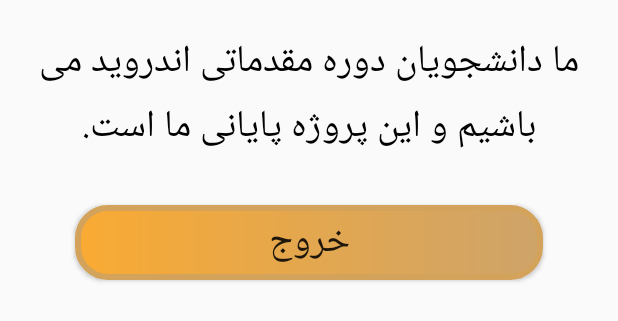
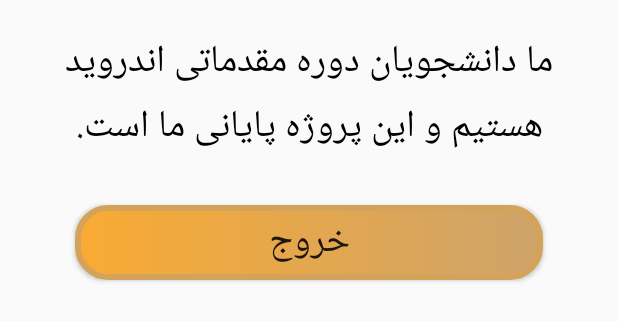
Before and after one commit to MIMO353/First-Code, an Android app: the layout dialog_layout.xml on its own in the app's theme, with its tools: preview values and no code run, on a phone screen of 412 x 824 dp. Shown: the top 321 px of the screen. Run offline under Robolectric (Android 15) with nearby library versions, the phone set to English and light mode, and no system bars.

```diff
--- a/app/src/main/java/com/example/finalproject1/LoginActivity.java
+++ b/app/src/main/java/com/example/finalproject1/LoginActivity.java
@@ -71,6 +71,7 @@ public class LoginActivity extends AppCompatActivity {
                     startActivity(intent);
                     //ذخیره حالت ورود برای چک کردن ورود نخست در فضای اشتراکی
                     editor.putBoolean("loginCheck",true);
+                    editor.commit();
                     //خاتمه صفحه
                     finish();
                 }
--- a/app/src/main/res/layout/activity_calculator.xml
+++ b/app/src/main/res/layout/activity_calculator.xml
@@ -16,7 +16,7 @@
         android:layout_width="match_parent"
         android:layout_height="wrap_content"
         android:ems="10"
-        android:inputType="textPersonName"
+        android:inputType="number"
         android:hint="عدد اول"
         android:textSize="25dp"/>
 
@@ -27,7 +27,7 @@
         android:layout_width="match_parent"
         android:layout_height="wrap_content"
         android:ems="10"
-        android:inputType="textPersonName"
+        android:inputType="number"
         android:hint="عدد دوم"
         android:textSize="25dp"/>
 
--- a/app/src/main/res/values/strings.xml
+++ b/app/src/main/res/values/strings.xml
@@ -1,6 +1,6 @@
 <resources>
     <string name="app_name">FinalProject1</string>
     <string name="dialog_text">
-               ما دانشجویان دوره مقدماتی اندروید می باشیم و این پروژه پایانی ما است.
+               ما دانشجویان دوره مقدماتی اندروید هستیم و این پروژه پایانی ما است.
     </string>
 </resources>
```
